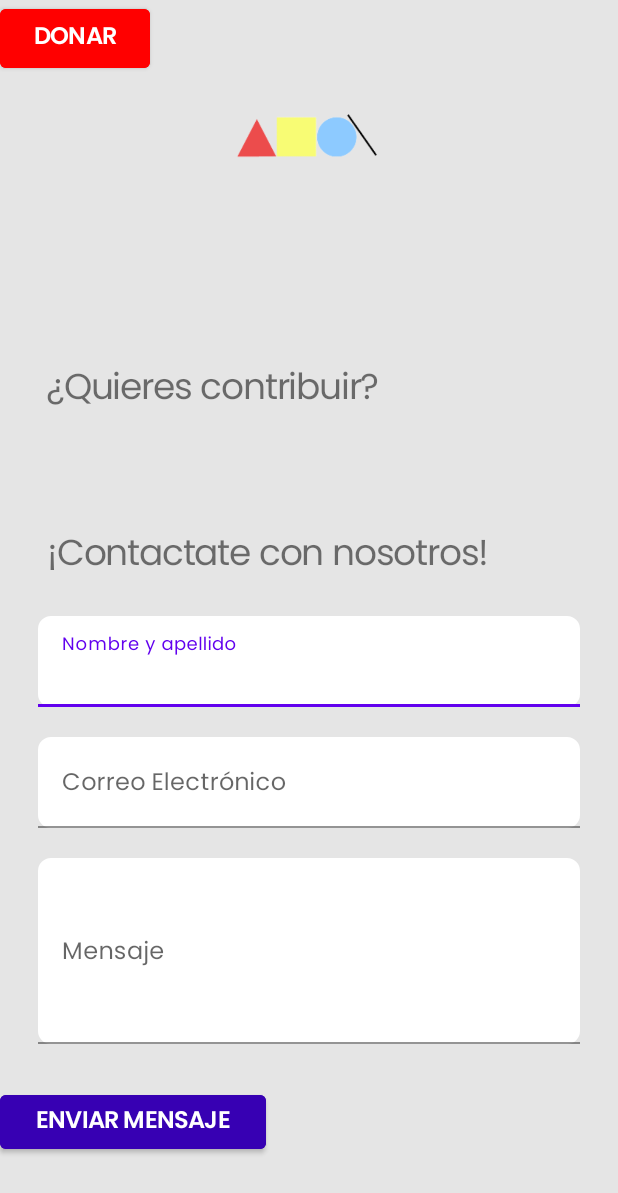
After one commit to Hiigaaran/somos-mas-app, an Android app: the layout contacto.xml on its own in the app's theme, with its tools: preview values and no code run, on a phone screen of 412 x 824 dp. The commit adds this screen. Shown: the top 1193 px of the screen. Run offline under Robolectric (Android 15) with nearby library versions, the phone set to English and light mode, and no system bars.

Commit message:
Crear el diseño de la vista "Contacto"

```diff
--- /dev/null
+++ b/app/src/main/res/layout/contacto.xml
@@ -0,0 +1,152 @@
+<?xml version="1.0" encoding="utf-8"?>
+<androidx.constraintlayout.widget.ConstraintLayout xmlns:android="http://schemas.android.com/apk/res/android"
+    xmlns:app="http://schemas.android.com/apk/res-auto"
+    xmlns:tools="http://schemas.android.com/tools"
+    android:layout_width="match_parent"
+    android:layout_height="match_parent"
+    android:background="@color/grey">
+
+    <ImageView
+        android:id="@+id/logo"
+        android:layout_width="100dp"
+        android:layout_height="100dp"
+        android:layout_marginTop="40dp"
+        android:contentDescription="@string/logosomosmasapp"
+        app:layout_constraintEnd_toEndOf="parent"
+        app:layout_constraintStart_toStartOf="parent"
+        app:layout_constraintTop_toTopOf="parent"
+        app:srcCompat="@drawable/logo_somos_mas_sn" />
+
+
+    <TextView
+        android:id="@+id/contribuir"
+        android:layout_width="wrap_content"
+        android:layout_height="wrap_content"
+        android:layout_marginBottom="544dp"
+        android:fontFamily="@font/poppins"
+        android:letterSpacing="-0.033"
+        android:text="@string/constribuir"
+        android:textSize="24sp"
+        app:layout_constraintBottom_toBottomOf="parent"
+        app:layout_constraintEnd_toEndOf="parent"
+        app:layout_constraintHorizontal_bias="0.162"
+        app:layout_constraintStart_toStartOf="parent" />
+
+    <Button
+        android:id="@+id/donar"
+        android:layout_width="100dp"
+        android:layout_height="51dp"
+        android:layout_marginHorizontal="25dp"
+        android:backgroundTint="@color/red"
+        android:fontFamily="@font/poppins_semibold"
+        android:letterSpacing="-0.033"
+        android:text="@string/donar"
+        android:textColor="@color/white"
+        android:textSize="16sp"
+        tools:layout_editor_absoluteX="30dp"
+        tools:layout_editor_absoluteY="206dp"
+        tools:ignore="MissingConstraints" />
+
+    <TextView
+        android:id="@+id/contacto"
+        android:layout_width="wrap_content"
+        android:layout_height="wrap_content"
+        android:layout_marginBottom="412dp"
+        android:fontFamily="@font/poppins"
+        android:letterSpacing="-0.033"
+        android:text="@string/contactate"
+        android:textSize="24sp"
+        app:layout_constraintBottom_toBottomOf="parent"
+        app:layout_constraintEnd_toEndOf="parent"
+        app:layout_constraintHorizontal_bias="0.267"
+        app:layout_constraintStart_toStartOf="parent"
+        app:layout_constraintTop_toTopOf="parent"
+        app:layout_constraintVertical_bias="0.943" />
+
+    <com.google.android.material.textfield.TextInputLayout
+        android:id="@+id/name"
+        android:layout_width="match_parent"
+        android:layout_height="wrap_content"
+        android:layout_marginTop="20dp"
+        android:layout_marginHorizontal="25dp"
+        android:hint="@string/name"
+        app:boxBackgroundColor="@color/white"
+
+        app:layout_constraintEnd_toEndOf="parent"
+        app:layout_constraintStart_toStartOf="parent"
+        app:layout_constraintTop_toBottomOf="@+id/contacto">
+
+        <com.google.android.material.textfield.TextInputEditText
+            android:id="@+id/textInputName"
+            android:layout_width="match_parent"
+            android:layout_height="wrap_content"
+            android:layout_gravity="center"
+            android:background="@drawable/rounded_corner"
+            android:fontFamily="@font/poppins"
+            android:textColorHint="@color/grey_text" />
+    </com.google.android.material.textfield.TextInputLayout>
+
+    <com.google.android.material.textfield.TextInputLayout
+        android:id="@+id/email"
+        android:layout_width="match_parent"
+        android:layout_height="wrap_content"
+        android:layout_marginTop="20dp"
+        android:layout_marginHorizontal="25dp"
+        android:inputType="textEmailAddress"
+        android:hint="@string/email"
+        app:boxBackgroundColor="@color/white"
+        app:layout_constraintEnd_toEndOf="parent"
+        app:layout_constraintStart_toStartOf="parent"
+        app:layout_constraintTop_toBottomOf="@+id/name" >
+
+        <com.google.android.material.textfield.TextInputEditText
+            android:id="@+id/textInputEmail"
+            android:layout_width="match_parent"
+            android:layout_height="wrap_content"
+            android:layout_gravity="center"
+            android:background="@drawable/rounded_corner"
+            android:fontFamily="@font/poppins"
+            android:textColorHint="@color/grey_text" />
+    </com.google.android.material.textfield.TextInputLayout>
+
+    <com.google.android.material.textfield.TextInputLayout
+        android:id="@+id/mensaje"
+        android:layout_width="match_parent"
+        android:layout_height="wrap_content"
+        android:layout_marginTop="20dp"
+        android:layout_marginHorizontal="25dp"
+        android:inputType="textLongMessage"
+        android:hint="@string/mje"
+        app:boxBackgroundColor="@color/white"
+        app:layout_constraintEnd_toEndOf="parent"
+        app:layout_constraintStart_toStartOf="parent"
+        app:layout_constraintTop_toBottomOf="@+id/email" >
+
+        <com.google.android.material.textfield.TextInputEditText
+            android:id="@+id/textInputMensaje"
+            android:layout_width="match_parent"
+            android:layout_height="124dp"
+            android:layout_gravity="center"
+            android:background="@drawable/rounded_corner"
+            android:fontFamily="@font/poppins"
+            android:textColorHint="@color/grey_text" />
+    </com.google.android.material.textfield.TextInputLayout>
+
+    <Button
+        android:id="@+id/signup"
+        android:layout_width="177dp"
+        android:layout_height="0dp"
+        android:layout_marginHorizontal="25dp"
+        android:layout_marginTop="28dp"
+        android:backgroundTint="@color/purple_700"
+        android:fontFamily="@font/poppins_semibold"
+        android:letterSpacing="-0.033"
+        android:text="@string/enviarMje"
+        android:textColor="@color/white"
+        android:textSize="16sp"
+        app:layout_constraintTop_toBottomOf="@+id/mensaje"
+        tools:layout_editor_absoluteX="25dp"
+        tools:ignore="MissingConstraints" />
+
+
+</androidx.constraintlayout.widget.ConstraintLayout>
--- a/app/src/main/res/values/strings.xml
+++ b/app/src/main/res/values/strings.xml
@@ -9,4 +9,11 @@
     <string name="passwordconfirm">Repite la contraseña</string>
     <string name="signup_dialog_message">User was succesfully register</string>
     <string name="ok_btn_placeholder_text">OK</string>
+    <string name="contactate">¡Contactate con nosotros!</string>
+    <string name="constribuir">¿Quieres contribuir?</string>
+    <string name="donar">Donar</string>
+    <string name="enviarMje">Enviar Mensaje</string>
+    <string name="email_2">Email</string>
+    <string name="mje">Mensaje</string>
+
 </resources>
```
Also changed, not shown: app/src/main/res/drawable/logo_somos_mas_sn.png (added).
